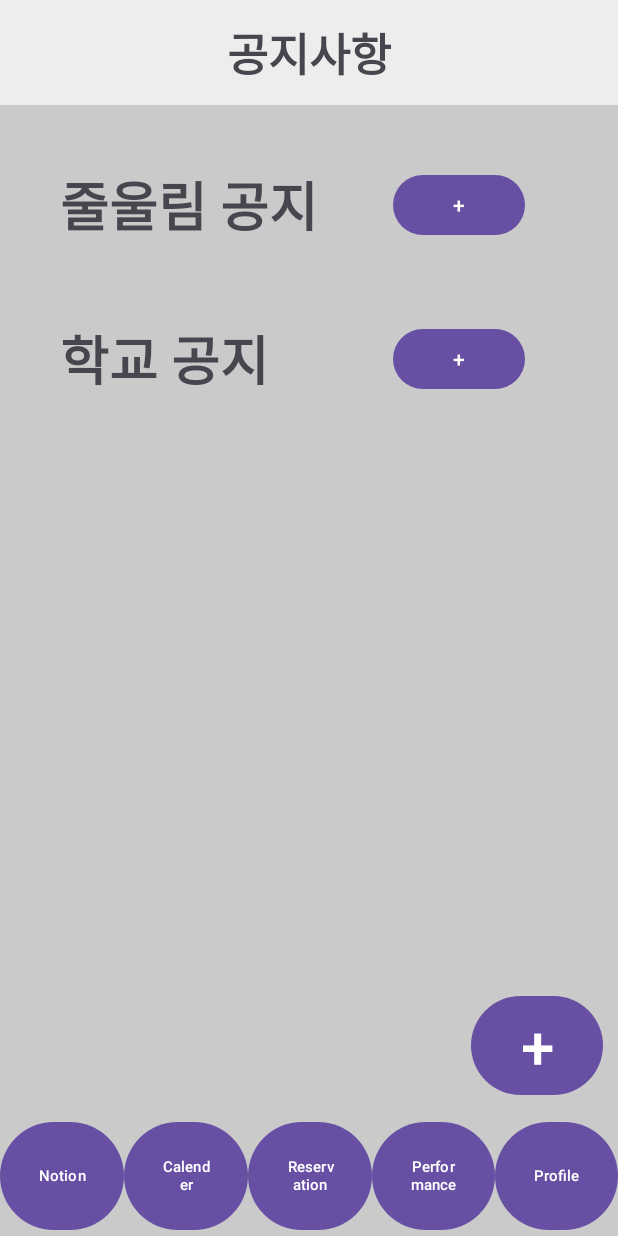
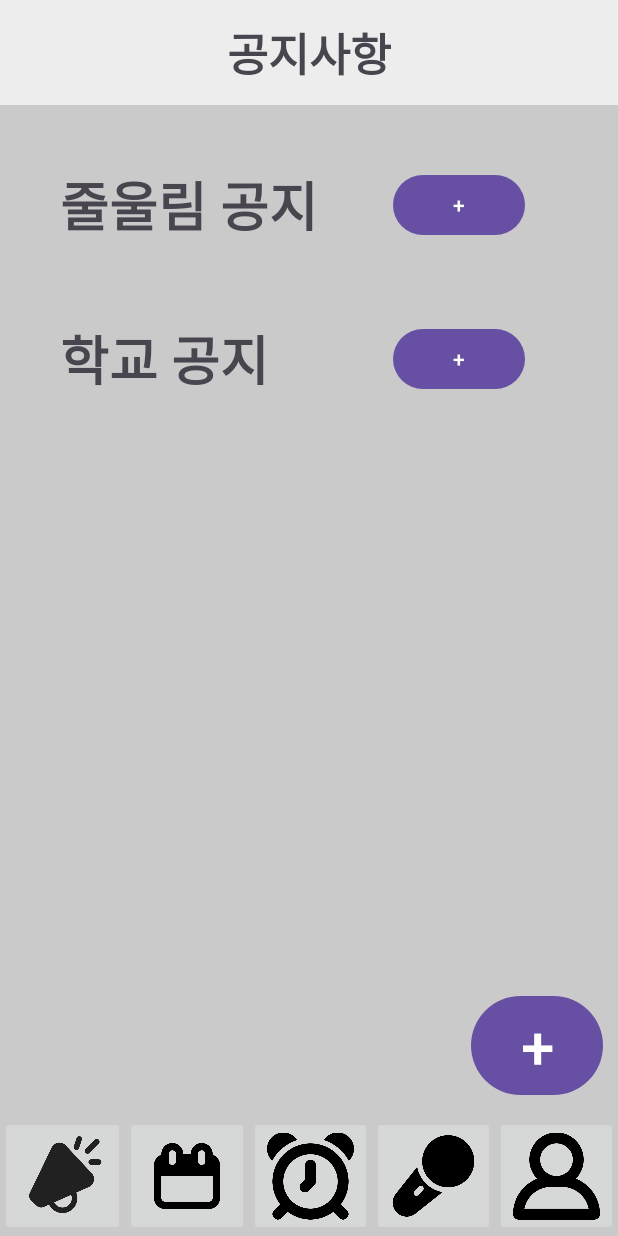
Before and after one commit to Haro5970/Jul_Allim, an Android app: the screen it shows after launch (MainActivity), on a phone screen of 412 x 824 dp. Run offline under Robolectric (Android 15) with nearby library versions, the phone set to English and light mode, and no system bars; our stand-ins replace Firebase (no records; nobody signed in at launch, a user with empty details on screens opened directly).

Commit message:
지훈 공지화면

```diff
--- a/app/src/main/java/com/example/jul_allim/MainActivity.kt
+++ b/app/src/main/java/com/example/jul_allim/MainActivity.kt
@@ -2,6 +2,7 @@ package com.example.jul_allim
 
 import androidx.appcompat.app.AppCompatActivity
 import android.os.Bundle
+import android.util.Log
 import androidx.fragment.app.Fragment
 import com.example.jul_allim.databinding.ActivityMainBinding
 
@@ -26,11 +27,6 @@ class MainActivity : AppCompatActivity() {
         setMainFragment(NotionFragment(),"공지사항")
         setContentView(binding.root)
 
-        /*
-        val test_ = false
-        binding.btn2.isEnabled = test_
-            이걸로 버튼 비활성화 가능
-        */
 
 
             // 하단바 버튼 클릭시 페이지 이동
@@ -54,6 +50,7 @@ class MainActivity : AppCompatActivity() {
             replace(binding.mainScreen.id,fragment)
             commit()
         }
+        Log.d("setMainFragment",title)
         binding.textTitle.text = title
     }
 }
--- a/app/src/main/java/com/example/jul_allim/NotionFragment.kt
+++ b/app/src/main/java/com/example/jul_allim/NotionFragment.kt
@@ -60,9 +60,8 @@ class NotionFragment : Fragment() {
                 MainActivity.getInstance()
                     ?.setMainFragment(WriteNotionFragment(),"새 공지사항")
             }
+        }
 
-
-        }
 
         return binding.root
     }
--- a/app/src/main/res/layout/activity_main.xml
+++ b/app/src/main/res/layout/activity_main.xml
@@ -39,7 +39,7 @@
         app:layout_constraintBottom_toBottomOf="parent"
         app:layout_constraintEnd_toEndOf="parent"
         app:layout_constraintStart_toStartOf="parent"
-        app:layout_constraintTop_toTopOf="parent" />
+        app:layout_constraintTop_toTopOf="parent"/>
 
     <LinearLayout
         android:id="@+id/linearLayout"
@@ -51,54 +51,49 @@
         app:layout_constraintStart_toStartOf="parent"
         app:layout_constraintTop_toBottomOf="@+id/mainScreen">
 
-        <Button
+        <ImageButton
             android:id="@+id/btn1"
-            android:layout_width="match_parent"
+            android:layout_width="83dp"
+            android:layout_height="match_parent"
+            android:scaleType="fitCenter"
+            android:src="@drawable/megaphone_loud"
+            tools:ignore="SpeakableTextPresentCheck"/>
+
+        <ImageButton
+            android:id="@+id/btn2"
+            android:layout_width="83dp"
             android:layout_height="match_parent"
             android:layout_weight="1"
-            android:text="Notion"
-            android:textAlignment="center"
-            android:textColorLink="#FFFFFF"
-            android:textSize="10sp" />
+            android:scaleType="fitCenter"
+            android:src="@drawable/calender_icon"
+            tools:ignore="SpeakableTextPresentCheck" />
 
-        <Button
-            android:id="@+id/btn2"
-            android:layout_width="match_parent"
+        <ImageButton
+            android:id="@+id/btn3"
+            android:layout_width="83dp"
             android:layout_height="match_parent"
             android:layout_weight="1"
-            android:text="Calender"
-            android:textAlignment="center"
-            android:textColorLink="#FFFFFF"
-            android:textSize="10sp" />
+            android:scaleType="fitCenter"
+            android:src="@drawable/alarm_icon"
+            tools:ignore="SpeakableTextPresentCheck" />
 
-        <Button
-            android:id="@+id/btn3"
-            android:layout_width="match_parent"
+        <ImageButton
+            android:id="@+id/btn4"
+            android:layout_width="83dp"
             android:layout_height="match_parent"
             android:layout_weight="1"
-            android:text="Reservation"
-            android:textAlignment="center"
-            android:textColorLink="#FFFFFF"
-            android:textSize="10sp" />
+            android:scaleType="fitCenter"
+            android:src="@drawable/mic_icon"
+            tools:ignore="SpeakableTextPresentCheck" />
 
-        <Button
-            android:id="@+id/btn4"
-            android:layout_width="match_parent"
+        <ImageButton
+            android:id="@+id/btn5"
+            android:layout_width="83dp"
             android:layout_height="match_parent"
             android:layout_weight="1"
-            android:text="Performance"
-            android:textAlignment="center"
-            android:textColorLink="#FFFFFF"
-            android:textSize="10sp" />
+            android:scaleType="fitCenter"
+            android:src="@drawable/profile_icon"
+            tools:ignore="SpeakableTextPresentCheck" />
 
-        <Button
-            android:id="@+id/btn5"
-            android:layout_width="match_parent"
-            android:layout_height="match_parent"
-            android:layout_weight="1"
-            android:text="Profile"
-            android:textAlignment="center"
-            android:textColorLink="#FFFFFF"
-            android:textSize="10sp" />
     </LinearLayout>
 </androidx.constraintlayout.widget.ConstraintLayout>
```
Also changed, not shown: app/src/main/res/drawable/alarm_icon.png (added), app/src/main/res/drawable/bell_icon.png (added), app/src/main/res/drawable/calender_icon.png (added), app/src/main/res/drawable/megaphone_loud.png (added), app/src/main/res/drawable/mic_icon.png (added), app/src/main/res/drawable/profile_icon.png (added).
